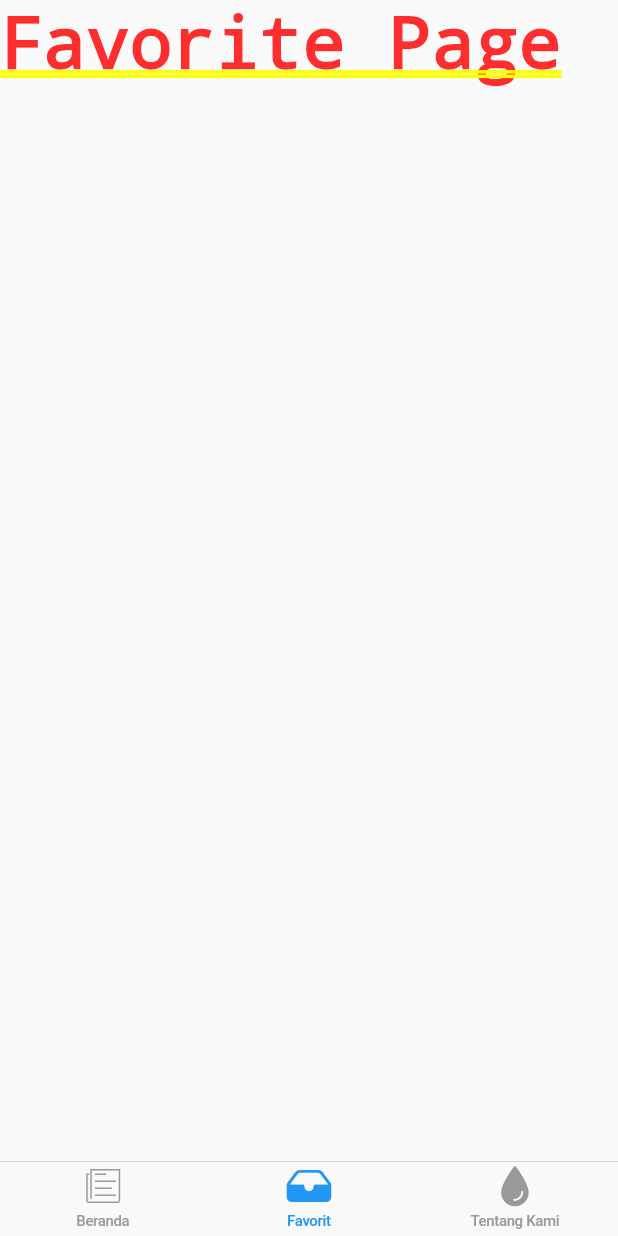
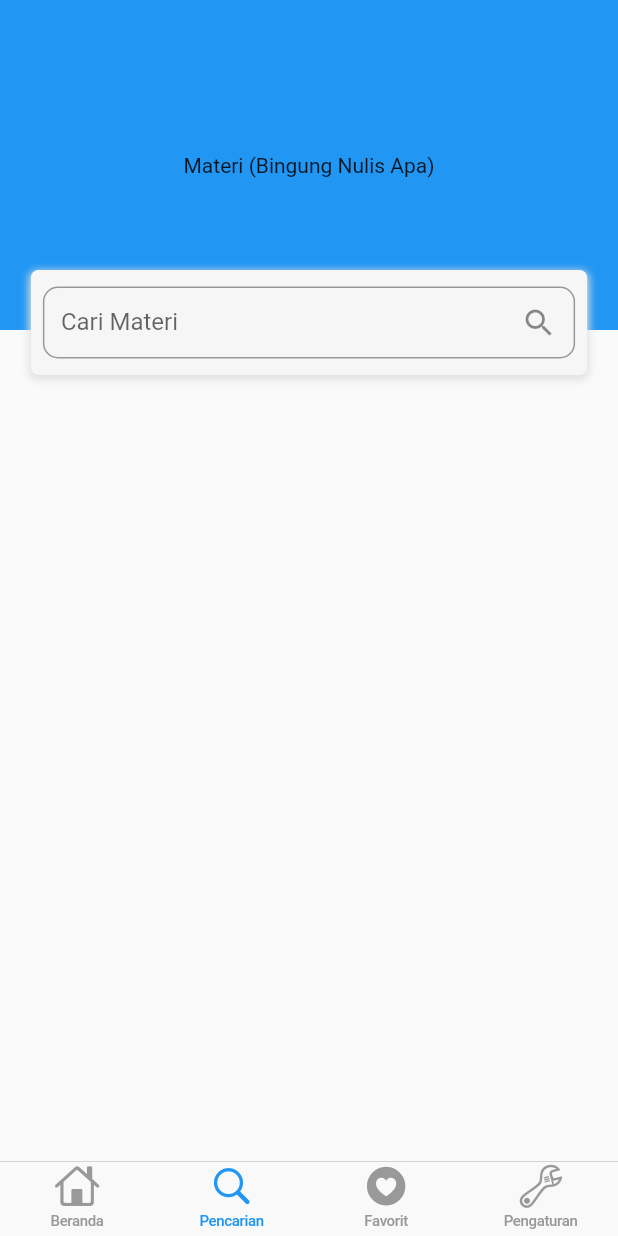
Before and after one commit to Dapuluous/CapstoneProject, a Flutter app: the PageMain screen opened directly, item 2 of the bottom bar chosen, on a phone screen of 412 x 824 dp. Run offline on Flutter 3.47's test engine with Material 2 defaults, Android fonts, the phone set to English and light mode, and no system bars.

```diff
--- a/lib/main.dart
+++ b/lib/main.dart
@@ -1,3 +1,4 @@
+import 'package:capstone_project/ui/page_main.dart';
 import 'package:flutter/material.dart';
 import 'package:capstone_project/ui/page_detail.dart';
 
@@ -12,11 +13,11 @@ class MyApp extends StatelessWidget {
   @override
   Widget build(BuildContext context) {
     return MaterialApp(
-      title: 'Flutter Demo',
+      title: 'ShareNRead',
       theme: ThemeData(
         primarySwatch: Colors.blue,
       ),
-      home: PageDetail(),
+      home: PageMain(),
     );
   }
 }
--- a/lib/Login_Page.dart
+++ b/lib/ui/login_page.dart
@@ -1,7 +1,6 @@
 import 'package:flutter/material.dart';
-
-import 'Login/Header.dart';
-import 'Login/InputWrapper.dart';
+import 'package:capstone_project/ui/ui_login/Header.dart';
+import 'package:capstone_project/ui/ui_login/InputWrapper.dart';
 
 class LoginPage extends StatelessWidget {
   @override
--- a/lib/ui/page_main.dart
+++ b/lib/ui/page_main.dart
@@ -1,6 +1,9 @@
 import 'package:flutter/material.dart';
 import 'package:flutter/cupertino.dart';
 import 'package:capstone_project/ui/ui_main/home_page.dart';
+import 'package:capstone_project/ui/ui_main/favorite_page.dart';
+import 'package:capstone_project/ui/ui_main/about_page.dart';
+import 'package:capstone_project/ui/ui_main/search_page.dart';
 
 class PageMain extends StatelessWidget {
   @override
@@ -9,16 +12,20 @@ class PageMain extends StatelessWidget {
       tabBar: CupertinoTabBar(
         items: const [
           BottomNavigationBarItem(
-            icon: Icon(CupertinoIcons.news),
+            icon: Icon(CupertinoIcons.home),
             label: "Beranda",
           ),
           BottomNavigationBarItem(
-            icon: Icon(CupertinoIcons.tray_fill),
+            icon: Icon(CupertinoIcons.search),
+            label: "Pencarian",
+          ),
+          BottomNavigationBarItem(
+            icon: Icon(CupertinoIcons.heart_circle_fill),
             label: "Favorit",
           ),
           BottomNavigationBarItem(
-            icon: Icon(CupertinoIcons.drop_fill),
-            label: "Tentang Kami",
+            icon: Icon(CupertinoIcons.wrench),
+            label: "Pengaturan",
           ),
         ],
       ),
@@ -27,9 +34,11 @@ class PageMain extends StatelessWidget {
           case 0:
             return HomePage(items: List<String>.generate(3, (i) => 'Item $i'));
           case 1:
-            return FavoritePage();
+            return SearchPage();
           case 2:
-            return AboutPage();
+            return FavoritePage(items: List<String>.generate(3, (i) => 'Item $i'));
+          case 3:
+            return SettingsPage();
           default:
             return const Center(
               child: Text('Page not found!'),
@@ -40,16 +49,26 @@ class PageMain extends StatelessWidget {
   }
 }
 
-class FavoritePage extends StatelessWidget {
+class SettingsPage extends StatelessWidget {
   @override
   Widget build(BuildContext context) {
-    return const Text("Favorite Page");
+    return SafeArea(
+      child: Scaffold(
+        body: ListView(
+          children: <Widget>[
+            ListTile(
+              leading: Icon(Icons.person),
+              title: Text("About"),
+              onTap: () {
+                Navigator.push(
+                    context,
+                    MaterialPageRoute(builder: (context) => AboutPage()),
+                );
+              },
+            ),
+          ],
+        ),
+      ),
+    );
   }
 }
-
-class AboutPage extends StatelessWidget {
-  @override
-  Widget build(BuildContext context) {
-    return const Text("About Page");
-  }
-}
--- /dev/null
+++ b/lib/ui/ui_main/search_page.dart
@@ -0,0 +1,77 @@
+import 'package:flutter/material.dart';
+import 'package:flutter/cupertino.dart';
+
+class SearchPage extends StatelessWidget {
+  @override
+  Widget build(BuildContext context) {
+    return SafeArea(
+      child: Scaffold(
+          body: Container(
+            height: 250,
+            child: Stack(
+              alignment: Alignment.center,
+              children: <Widget>[
+                Positioned.fill(
+                  child: Align(
+                    alignment: Alignment.topCenter,
+                    child: Container(
+                      height: 220,
+                      color: Colors.blue,
+                      child: Align(
+                        alignment: Alignment.center,
+                        child: Text("Materi (Bingung Nulis Apa)"),
+                      ),
+                    ),
+                  ),
+                ),
+                Positioned.fill(
+                  child: Align(
+                    alignment: Alignment.bottomCenter,
+                    child: FractionallySizedBox(
+                      widthFactor: 0.9,
+                      child: Container(
+                        decoration: const BoxDecoration(
+                          color: const Color(0xFFf6f6f6),
+                          borderRadius: BorderRadius.all(Radius.circular(5)),
+                          boxShadow: [
+                            BoxShadow(
+                              color: const Color(0xFFe0e0e0),
+                              spreadRadius: 1,
+                              blurRadius: 4,
+                              offset: Offset(0, 2), // changes position of shadow
+                            ),
+                          ],
+                        ),
+                        height: 70,
+                        child: Align(
+                          alignment: Alignment.center,
+                          child: Padding(
+                            padding: const EdgeInsets.all(8.0),
+                            child: TextField(
+                              style: TextStyle(
+                                height: 0.2,
+                              ),
+                              decoration: InputDecoration(
+                                labelText: "Cari Materi",
+                                suffixIcon: IconButton(
+                                  icon: Icon(Icons.search),
+                                  onPressed: () {},
+                                ),
+                                border: OutlineInputBorder(
+                                  borderRadius: BorderRadius.circular(10),
+                                ),
+                              ),
+                            ),
+                          ),
+                        ),
+                      ),
+                    ),
+                  ),
+                )
+              ],
+            ),
+          )
+      ),
+    );
+  }
+}
```
Also changed, not shown: lib/ui/ui_main/about_page.dart (+19 -0 lines), lib/ui/ui_main/favorite_page.dart (+41 -0 lines), lib/ui/ui_main/home_page.dart (+5 -3 lines), lib/ui/ui_login/Button.dart (renamed from lib/Login/Button.dart), lib/ui/ui_login/Header.dart (renamed from lib/Login/Header.dart), lib/ui/ui_login/InputField.dart (renamed from lib/Login/InputField.dart), lib/ui/ui_login/InputWrapper.dart (renamed from lib/Login/InputWrapper.dart).
